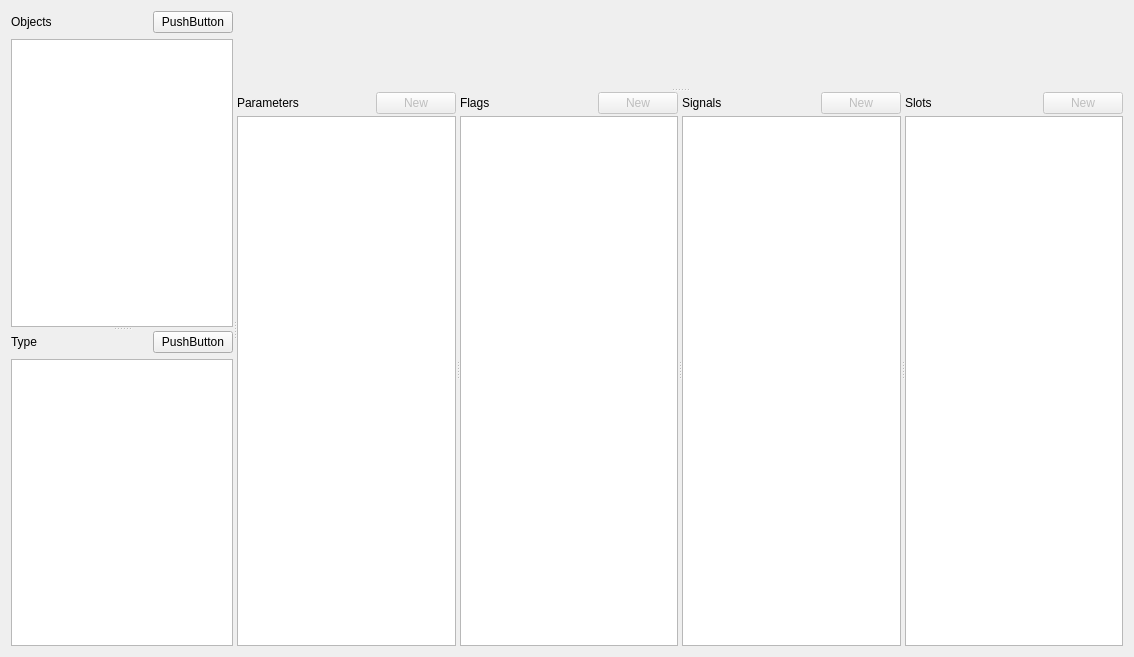
Before: the Qt Designer form src/editor/GUI/Tabs/objecttab.ui in mkRPGDev/mkRPG, drawn with Qt 5.
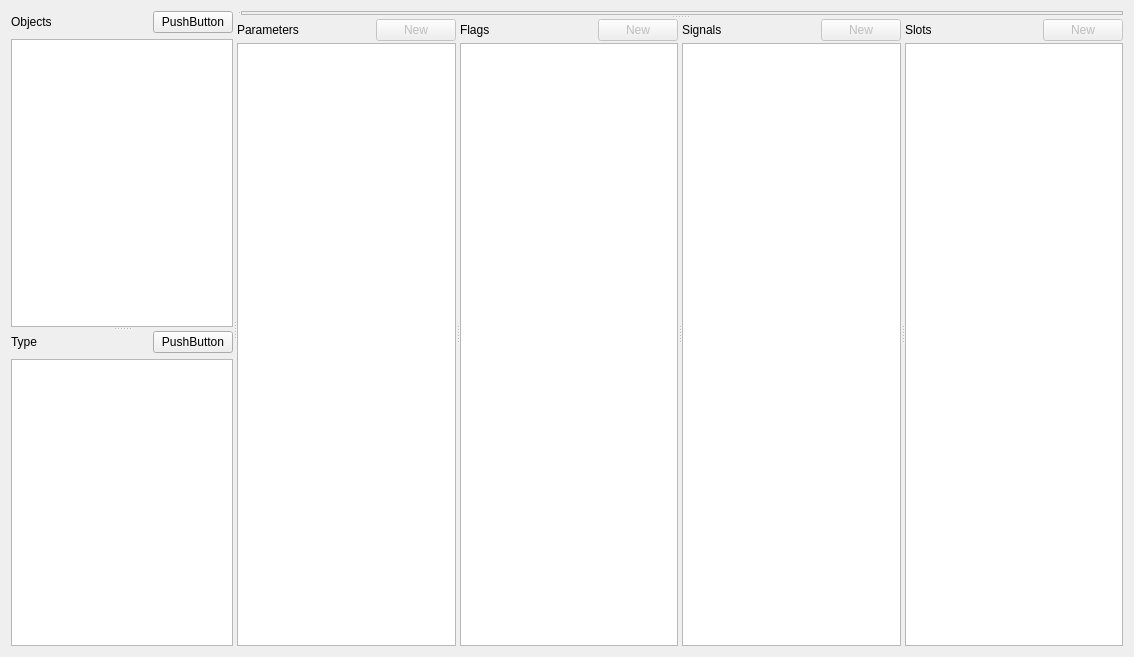
After: the same form once the commit is applied. Custom widgets are drawn as their Qt base class.

```diff
--- a/src/editor/GUI/Tabs/objecttab.ui
+++ b/src/editor/GUI/Tabs/objecttab.ui
@@ -15,7 +15,7 @@
   </property>
   <layout class="QGridLayout" name="gridLayout">
    <item row="0" column="0">
-    <widget class="QSplitter" name="splitter_4">
+    <widget class="QSplitter" name="splitter_5">
      <property name="orientation">
       <enum>Qt::Horizontal</enum>
      </property>
@@ -120,11 +120,39 @@
        </layout>
       </widget>
      </widget>
-     <widget class="QSplitter" name="splitter_2">
+     <widget class="QSplitter" name="splitter_4">
       <property name="orientation">
        <enum>Qt::Vertical</enum>
       </property>
-      <widget class="QWidget" name="widget" native="true"/>
+      <widget class="QSplitter" name="splitter_2">
+       <property name="orientation">
+        <enum>Qt::Horizontal</enum>
+       </property>
+       <widget class="QWidget" name="editor" native="true">
+        <layout class="QGridLayout" name="gridLayout_2">
+         <property name="leftMargin">
+          <number>0</number>
+         </property>
+         <property name="topMargin">
+          <number>0</number>
+         </property>
+         <property name="rightMargin">
+          <number>0</number>
+         </property>
+         <property name="bottomMargin">
+          <number>0</number>
+         </property>
+        </layout>
+       </widget>
+       <widget class="QFrame" name="frame">
+        <property name="frameShape">
+         <enum>QFrame::StyledPanel</enum>
+        </property>
+        <property name="frameShadow">
+         <enum>QFrame::Raised</enum>
+        </property>
+       </widget>
+      </widget>
       <widget class="QSplitter" name="splitter">
        <property name="orientation">
         <enum>Qt::Horizontal</enum>
```
